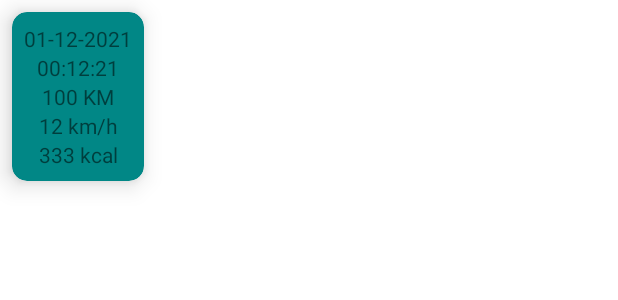
After one commit to yogesh-1305/Runner-Tracker, an Android app: the layout stats_marker_view.xml on its own in the app's theme, with its tools: preview values and no code run, on a phone screen of 412 x 824 dp. The commit adds this screen. Shown: the top 300 px of the screen. Run offline under Robolectric (Android 15) with nearby library versions, the phone set to English and light mode, and no system bars.

Commit message:
added stats chart and fixed bugs

```diff
--- a/app/src/main/AndroidManifest.xml
+++ b/app/src/main/AndroidManifest.xml
@@ -1,5 +1,6 @@
 <?xml version="1.0" encoding="utf-8"?>
 <manifest xmlns:android="http://schemas.android.com/apk/res/android"
+    xmlns:tools="http://schemas.android.com/tools"
     package="com.example.runnertracker">
 
     <uses-permission android:name="android.permission.ACCESS_FINE_LOCATION"/>
@@ -18,7 +19,9 @@
         <activity
             android:name=".MainActivity"
             android:exported="true"
-            android:launchMode="singleTask">
+            android:launchMode="singleTask"
+            android:screenOrientation="portrait"
+            tools:ignore="LockedOrientationActivity">
             <intent-filter>
                 <action android:name="android.intent.action.MAIN" />
 
--- a/app/src/main/java/com/example/runnertracker/fragments/TrackingFragment.kt
+++ b/app/src/main/java/com/example/runnertracker/fragments/TrackingFragment.kt
@@ -124,10 +124,10 @@ class TrackingFragment : Fragment() {
 
     private fun updateTracking(isTracking: Boolean) {
         this.isTracking = isTracking
-        if (!isTracking) {
+        if (!isTracking && currentTimeInMillis > 0L) {
             btnToggleRun.text = "Start"
             btnFinishRun.visibility = View.VISIBLE
-        } else {
+        } else if (isTracking){
             btnToggleRun.text = "Stop"
             menu?.getItem(0)?.isVisible = true
             btnFinishRun.visibility = View.GONE
--- a/app/src/main/res/layout/fragment_tracking.xml
+++ b/app/src/main/res/layout/fragment_tracking.xml
@@ -52,6 +52,7 @@
                 android:layout_height="wrap_content"
                 android:layout_marginEnd="8dp"
                 android:text="Finish"
+                android:visibility="gone"
                 app:layout_constraintBottom_toBottomOf="parent"
                 app:layout_constraintEnd_toEndOf="parent"
                 app:layout_constraintTop_toTopOf="parent" />
--- /dev/null
+++ b/app/src/main/res/layout/stats_marker_view.xml
@@ -0,0 +1,87 @@
+<?xml version="1.0" encoding="utf-8"?>
+<androidx.constraintlayout.widget.ConstraintLayout xmlns:android="http://schemas.android.com/apk/res/android"
+    xmlns:app="http://schemas.android.com/apk/res-auto"
+    xmlns:tools="http://schemas.android.com/tools"
+    android:layout_width="match_parent"
+    android:layout_height="match_parent">
+
+    <androidx.cardview.widget.CardView
+        android:layout_width="wrap_content"
+        android:layout_height="wrap_content"
+        android:layout_marginStart="8dp"
+        android:layout_marginTop="8dp"
+        app:cardBackgroundColor="@color/teal_700"
+        app:cardCornerRadius="10dp"
+        app:cardElevation="10dp"
+        app:layout_constraintStart_toStartOf="parent"
+        app:layout_constraintTop_toTopOf="parent">
+
+        <androidx.constraintlayout.widget.ConstraintLayout
+            android:layout_width="match_parent"
+            android:layout_height="match_parent">
+
+            <TextView
+                android:id="@+id/marker_date"
+                android:layout_width="wrap_content"
+                android:layout_height="wrap_content"
+                android:layout_marginStart="8dp"
+                android:layout_marginTop="8dp"
+                android:layout_marginEnd="8dp"
+                android:text="01-12-2021"
+                app:layout_constraintBottom_toTopOf="@+id/marker_time"
+                app:layout_constraintEnd_toEndOf="parent"
+                app:layout_constraintStart_toStartOf="parent"
+                app:layout_constraintTop_toTopOf="parent" />
+
+            <TextView
+                android:id="@+id/marker_calories"
+                android:layout_width="wrap_content"
+                android:layout_height="wrap_content"
+                android:layout_marginStart="8dp"
+                android:layout_marginEnd="8dp"
+                android:layout_marginBottom="8dp"
+                android:text="333 kcal"
+                app:layout_constraintBottom_toBottomOf="parent"
+                app:layout_constraintEnd_toEndOf="parent"
+                app:layout_constraintStart_toStartOf="parent"
+                app:layout_constraintTop_toBottomOf="@+id/marker_avg_speed" />
+
+            <TextView
+                android:id="@+id/marker_distance"
+                android:layout_width="wrap_content"
+                android:layout_height="wrap_content"
+                android:layout_marginStart="8dp"
+                android:layout_marginEnd="8dp"
+                android:text="100 KM"
+                app:layout_constraintBottom_toTopOf="@+id/marker_avg_speed"
+                app:layout_constraintEnd_toEndOf="parent"
+                app:layout_constraintStart_toStartOf="parent"
+                app:layout_constraintTop_toBottomOf="@+id/marker_time" />
+
+            <TextView
+                android:id="@+id/marker_avg_speed"
+                android:layout_width="wrap_content"
+                android:layout_height="wrap_content"
+                android:layout_marginStart="8dp"
+                android:layout_marginEnd="8dp"
+                android:text="12 km/h"
+                app:layout_constraintBottom_toTopOf="@+id/marker_calories"
+                app:layout_constraintEnd_toEndOf="parent"
+                app:layout_constraintStart_toStartOf="parent"
+                app:layout_constraintTop_toBottomOf="@+id/marker_distance" />
+
+            <TextView
+                android:id="@+id/marker_time"
+                android:layout_width="wrap_content"
+                android:layout_height="wrap_content"
+                android:layout_marginStart="8dp"
+                android:layout_marginEnd="8dp"
+                android:text="00:12:21"
+                app:layout_constraintBottom_toTopOf="@+id/marker_distance"
+                app:layout_constraintEnd_toEndOf="parent"
+                app:layout_constraintStart_toStartOf="parent"
+                app:layout_constraintTop_toBottomOf="@+id/marker_date" />
+
+        </androidx.constraintlayout.widget.ConstraintLayout>
+    </androidx.cardview.widget.CardView>
+</androidx.constraintlayout.widget.ConstraintLayout>
```
Also changed, not shown: app/src/main/java/com/example/runnertracker/fragments/StatsFragment.kt (+54 -5 lines), app/src/main/java/com/example/runnertracker/other/StatsMarker.kt (added, +49 -0 lines), app/src/main/res/layout/fragment_stats.xml (+23 -4 lines).
